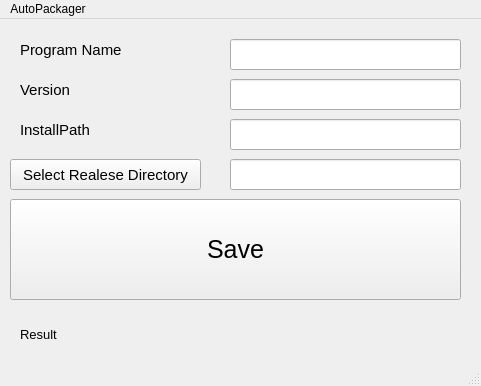
jungjinhyo/QtAutoPackager, file QtAutoPackager/VersionConfigApp/mainwindow.ui: the form before one commit.
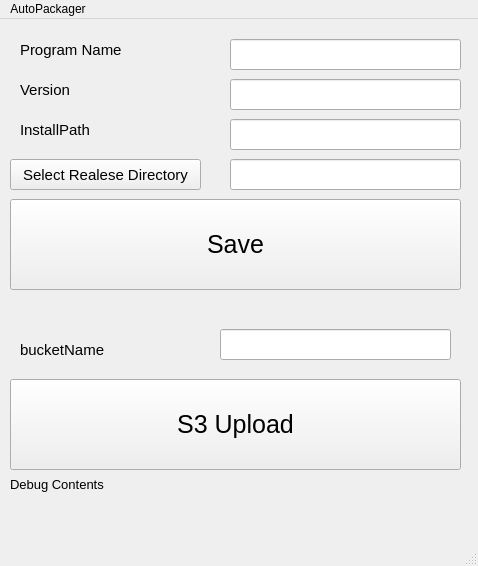
The form after the commit.

Commit message: add README, add aws s3 upload, s3 upload btn

What changed in the file:
```diff
--- a/QtAutoPackager/VersionConfigApp/mainwindow.ui
+++ b/QtAutoPackager/VersionConfigApp/mainwindow.ui
@@ -6,8 +6,8 @@
    <rect>
     <x>0</x>
     <y>0</y>
-    <width>481</width>
-    <height>386</height>
+    <width>478</width>
+    <height>566</height>
    </rect>
   </property>
   <property name="windowTitle">
@@ -35,7 +35,7 @@
       <x>10</x>
       <y>180</y>
       <width>451</width>
-      <height>101</height>
+      <height>91</height>
      </rect>
     </property>
     <property name="font">
@@ -50,8 +50,8 @@
    <widget class="QLabel" name="resultLabel">
     <property name="geometry">
      <rect>
-      <x>20</x>
-      <y>290</y>
+      <x>10</x>
+      <y>440</y>
       <width>441</width>
       <height>51</height>
      </rect>
@@ -62,7 +62,7 @@
      </font>
     </property>
     <property name="text">
-     <string>Result</string>
+     <string>Debug Contents</string>
     </property>
    </widget>
    <widget class="QLabel" name="label">
@@ -182,13 +182,59 @@
      </font>
     </property>
    </widget>
+   <widget class="QPushButton" name="s3UploadButton">
+    <property name="geometry">
+     <rect>
+      <x>10</x>
+      <y>360</y>
+      <width>451</width>
+      <height>91</height>
+     </rect>
+    </property>
+    <property name="font">
+     <font>
+      <pointsize>19</pointsize>
+     </font>
+    </property>
+    <property name="text">
+     <string>S3 Upload</string>
+    </property>
+   </widget>
+   <widget class="QLabel" name="label_4">
+    <property name="geometry">
+     <rect>
+      <x>20</x>
+      <y>320</y>
+      <width>91</width>
+      <height>21</height>
+     </rect>
+    </property>
+    <property name="font">
+     <font>
+      <pointsize>11</pointsize>
+     </font>
+    </property>
+    <property name="text">
+     <string>bucketName</string>
+    </property>
+   </widget>
+   <widget class="QLineEdit" name="bucketNameLabel">
+    <property name="geometry">
+     <rect>
+      <x>220</x>
+      <y>310</y>
+      <width>231</width>
+      <height>31</height>
+     </rect>
+    </property>
+   </widget>
   </widget>
   <widget class="QMenuBar" name="menubar">
    <property name="geometry">
     <rect>
      <x>0</x>
      <y>0</y>
-     <width>481</width>
+     <width>478</width>
      <height>22</height>
     </rect>
    </property>
```
The commit also changes 18 other files.
